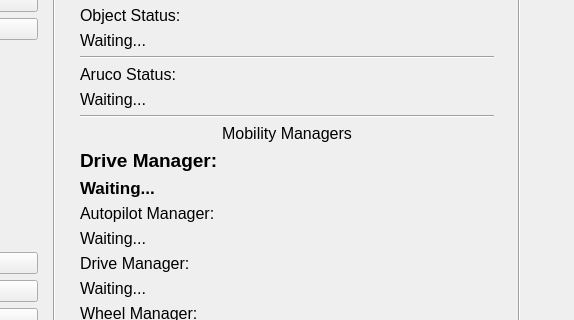
Before: the Qt Designer form mars_ws/src/autonomy/autonomy_gui.ui in BYUMarsRover/Autonomy-ROS2, drawn with Qt 5; both pictures show x 442 to 1016 and y 287 to 607 of the 1272 by 822 pixel window.
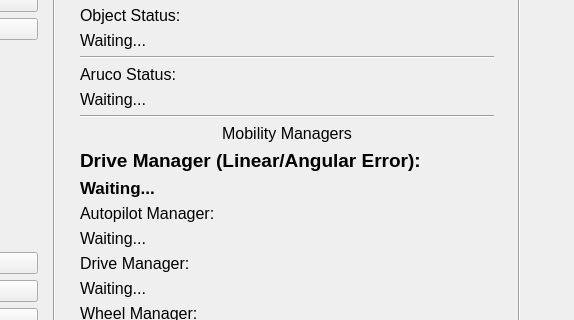
After: the same form once the commit is applied.

Commit message: Adding mobility manager clarity to gui

What changed in the file:
```diff
--- a/mars_ws/src/autonomy/autonomy_gui.ui
+++ b/mars_ws/src/autonomy/autonomy_gui.ui
@@ -1176,7 +1176,7 @@
                <item>
                 <widget class="QLabel" name="DriveManagerLabel">
                  <property name="text">
-                  <string>Drive Manager:</string>
+                  <string>Drive Manager (Linear/Angular Error):</string>
                  </property>
                  <property name='font'>
                   <font>
```
